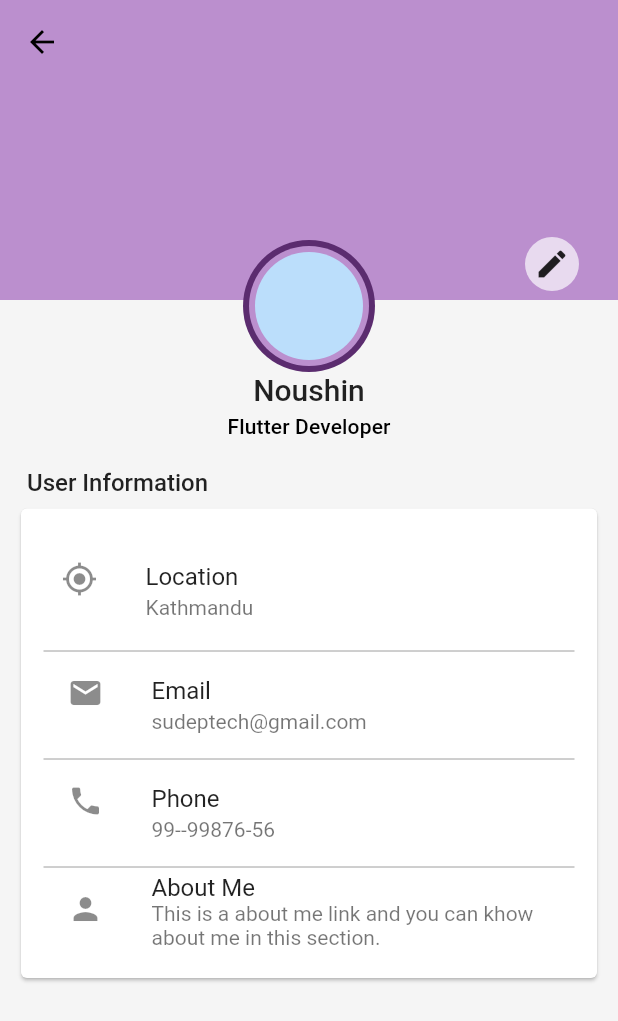
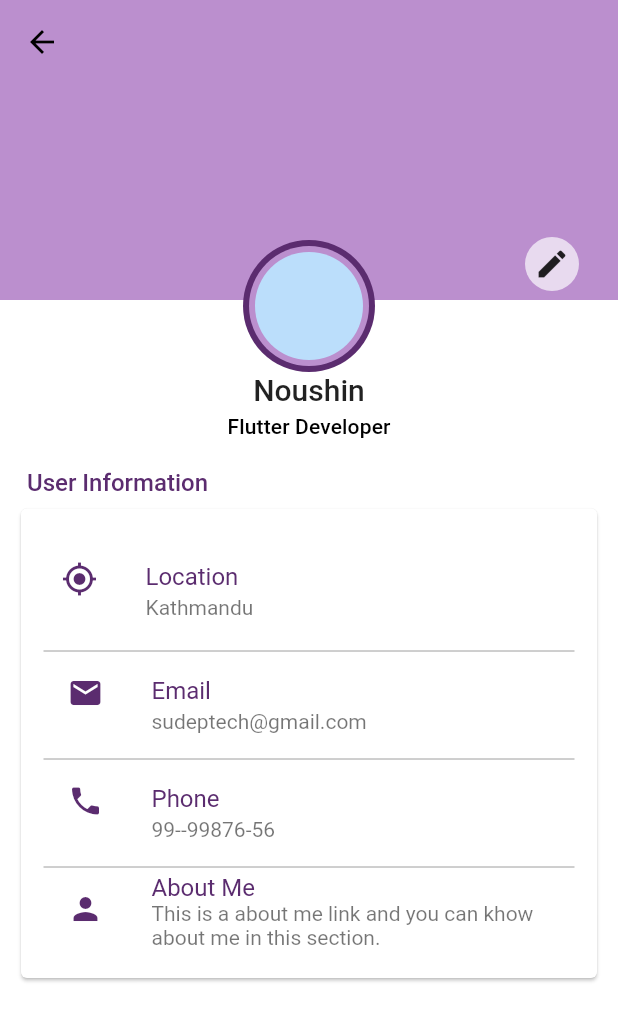
Before and after one commit to noushinf/TestApp, a Flutter app: the ProfilePage screen opened directly, on a phone screen of 412 x 824 dp. Shown: the top 1021 px of the screen. Run offline on Flutter 3.47's test engine with Material 2 defaults, Android fonts, the phone set to English and light mode, and no system bars; our stand-ins replace cached_network_image, connectivity, curved_navigation_bar, equatable, flutter_bloc, flutter_spinkit and 2 more; accounts and stored records are empty.

Commit message:
Edit Profile page

```diff
--- a/lib/src/page/home/fragments/profile.dart
+++ b/lib/src/page/home/fragments/profile.dart
@@ -2,11 +2,10 @@ import 'package:flutter/material.dart';
 import 'package:test_app/core/app_colors.dart';
 
 class ProfilePage extends StatelessWidget {
-
   @override
   Widget build(BuildContext context) {
     return Scaffold(
-        backgroundColor: Colors.grey.shade100,
+        backgroundColor: Colors.white,
         extendBodyBehindAppBar: true,
         extendBody: true,
         appBar: AppBar(
@@ -22,7 +21,6 @@ class ProfilePage extends StatelessWidget {
                 actions: <Widget>[
                   MaterialButton(
                     color: AppColors.lightPrimaryColor,
-
                     shape: CircleBorder(),
                     elevation: 0,
                     child: Icon(Icons.edit),
@@ -32,7 +30,6 @@ class ProfilePage extends StatelessWidget {
               ),
               const SizedBox(height: 10.0),
               UserInfo(),
-
             ],
           ),
         ));
@@ -52,7 +49,7 @@ class UserInfo extends StatelessWidget {
             child: Text(
               "User Information",
               style: TextStyle(
-                color: Colors.black87,
+                color: AppColors.darkPrimaryColor,
                 fontWeight: FontWeight.w500,
                 fontSize: 16,
               ),
@@ -73,23 +70,43 @@ class UserInfo extends StatelessWidget {
                           ListTile(
                             contentPadding: EdgeInsets.symmetric(
                                 horizontal: 12, vertical: 4),
-                            leading: Icon(Icons.my_location),
-                            title: Text("Location"),
+                            leading: Icon(
+                              Icons.my_location,
+                              color: AppColors.darkPrimaryColor,
+                            ),
+                            title: Text("Location",
+                                style: TextStyle(
+                                    color: AppColors.darkPrimaryColor)),
                             subtitle: Text("Kathmandu"),
                           ),
                           ListTile(
-                            leading: Icon(Icons.email),
-                            title: Text("Email"),
+                            leading: Icon(
+                              Icons.email,
+                              color: AppColors.darkPrimaryColor,
+                            ),
+                            title: Text("Email",
+                                style: TextStyle(
+                                    color: AppColors.darkPrimaryColor)),
                             subtitle: Text("sudeptech@gmail.com"),
                           ),
                           ListTile(
-                            leading: Icon(Icons.phone),
-                            title: Text("Phone"),
+                            leading: Icon(
+                              Icons.phone,
+                              color: AppColors.darkPrimaryColor,
+                            ),
+                            title: Text("Phone",
+                                style: TextStyle(
+                                    color: AppColors.darkPrimaryColor)),
                             subtitle: Text("99--99876-56"),
                           ),
                           ListTile(
-                            leading: Icon(Icons.person),
-                            title: Text("About Me"),
+                            leading: Icon(
+                              Icons.person,
+                              color: AppColors.darkPrimaryColor,
+                            ),
+                            title: Text("About Me",
+                                style: TextStyle(
+                                    color: AppColors.darkPrimaryColor)),
                             subtitle: Text(
                                 "This is a about me link and you can khow about me in this section."),
                           ),
@@ -108,7 +125,6 @@ class UserInfo extends StatelessWidget {
 }
 
 class ProfileHeader extends StatelessWidget {
-
   final ImageProvider<dynamic> avatar;
   final String title;
   final String subtitle;
@@ -116,19 +132,18 @@ class ProfileHeader extends StatelessWidget {
 
   const ProfileHeader(
       {Key key,
-
       @required this.avatar,
       @required this.title,
       this.subtitle,
       this.actions})
       : super(key: key);
+
   @override
   Widget build(BuildContext context) {
     return Stack(
       children: <Widget>[
         Ink(
           height: 200,
-
         ),
         Ink(
           height: 200,
--- a/lib/src/page/splash_screen.dart
+++ b/lib/src/page/splash_screen.dart
@@ -82,6 +82,6 @@ class _SplashScreenState extends State<SplashScreen> {
     // var screenHeight = MediaQuery.of(context).size.height;
     //Navigator.pushReplacement(context, MaterialPageRoute(builder: (context) => OnBoardPage(screenHeight: screenHeight)));
     Navigator.pushReplacement(
-        context, MaterialPageRoute(builder: (context) => LoginPage()));
+        context, MaterialPageRoute(builder: (context) => MyHomePage()));
   }
 }
```
Lines whose indentation alone changed are shown as unchanged.
